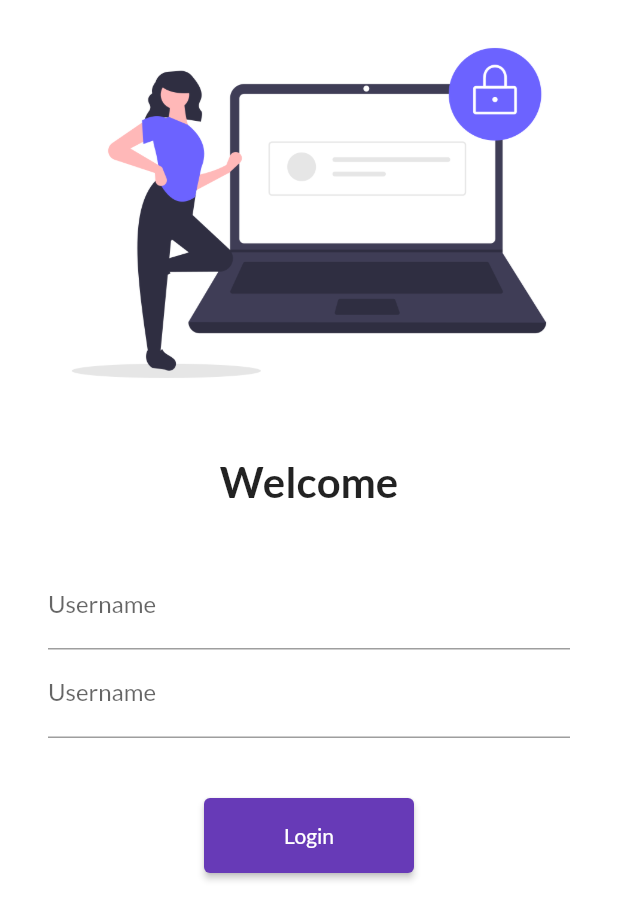
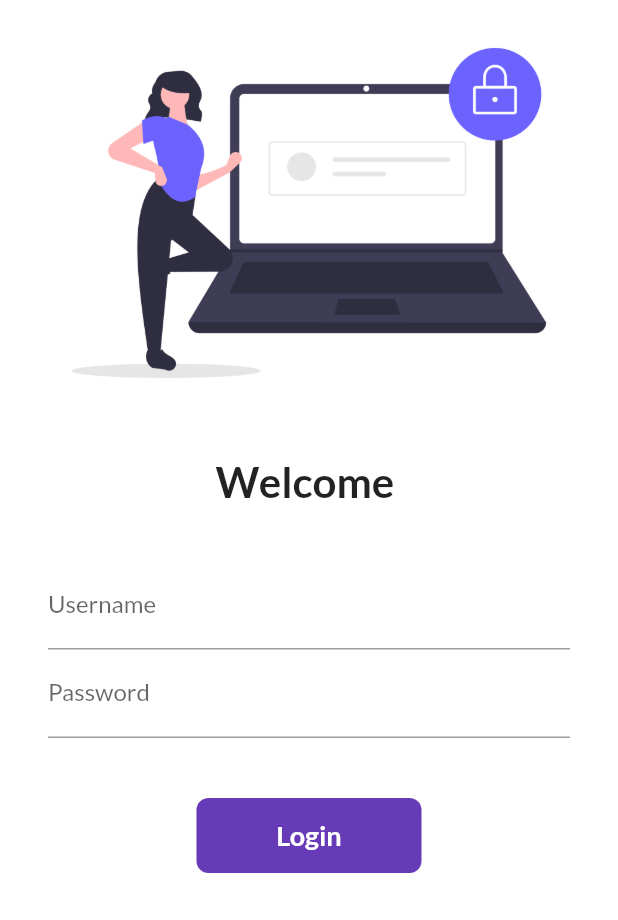
Before and after one commit to iamguptanitesh/30DaysofFlutter, a Flutter app: the screen it shows after launch, on a phone screen of 412 x 824 dp. Shown: the top 920 px of the screen. Run offline on Flutter 3.47's test engine with Material 2 defaults, Android fonts, the phone set to English and light mode, and no system bars; our stand-ins replace google_fonts.

Commit message:
Day 6 Completed

```diff
--- a/lib/Pages/login_page.dart
+++ b/lib/Pages/login_page.dart
@@ -1,7 +1,15 @@
 import 'package:flutter/material.dart';
 import 'package:flutter_catalog/utils/routes.dart';
 
-class LoginPage extends StatelessWidget {
+class LoginPage extends StatefulWidget {
+  @override
+  State<LoginPage> createState() => _LoginPageState();
+}
+
+class _LoginPageState extends State<LoginPage> {
+  String name = "";
+  bool changeButton = false;
+
   @override
   Widget build(BuildContext context) {
     return Material(
@@ -17,7 +25,7 @@ class LoginPage extends StatelessWidget {
                 height: 20.0,
               ),
               Text(
-                "Welcome",
+                "Welcome $name",
                 style: TextStyle(
                   fontSize: 28,
                   fontWeight: FontWeight.bold,
@@ -38,24 +46,65 @@ class LoginPage extends StatelessWidget {
                         hintText: "Enter Username",
                         labelText: "Username",
                       ),
+                      onChanged: (value) {
+                        name = value;
+                        setState(() {});
+                      },
                     ),
                     TextFormField(
                       obscureText: true,
                       decoration: InputDecoration(
-                        hintText: "Enter Username",
-                        labelText: "Username",
+                        hintText: "Enter Password",
+                        labelText: "Password",
                       ),
                     ),
                     SizedBox(
                       height: 40.0,
                     ),
-                    ElevatedButton(
-                      child: Text("Login"),
-                      style: TextButton.styleFrom(minimumSize: Size(140, 50)),
-                      onPressed: () {
+                    InkWell(
+                      onTap: () async {
+                        setState(() {
+                          changeButton = true;
+                        });
+
+                        await Future.delayed(Duration(seconds: 1));
                         Navigator.pushNamed(context, MyRoutes.homeRoute);
                       },
+                      child: AnimatedContainer(
+                        duration: Duration(seconds: 1),
+                        width: changeButton ? 50 : 150,
+                        height: 50,
+                        alignment: Alignment.center,
+                        child: changeButton
+                            ? Icon(
+                                Icons.done,
+                                color: Colors.white,
+                              )
+                            : Text(
+                                "Login",
+                                style: TextStyle(
+                                  color: Colors.white,
+                                  fontWeight: FontWeight.bold,
+                                  fontSize: 18,
+                                ),
+                              ),
+                        decoration: BoxDecoration(
+                          color: Colors.deepPurple,
+                          // shape: changeButton
+                          //     ? BoxShape.circle
+                          //     : BoxShape.rectangle,
+                          borderRadius:
+                              BorderRadius.circular(changeButton ? 50 : 8),
+                        ),
+                      ),
                     )
+                    // ElevatedButton(
+                    //   child: Text("Login"),
+                    //   style: TextButton.styleFrom(minimumSize: Size(140, 50)),
+                    //   onPressed: () {
+                    //     Navigator.pushNamed(context, MyRoutes.homeRoute);
+                    //   },
+                    // )
                   ],
                 ),
               )
```
